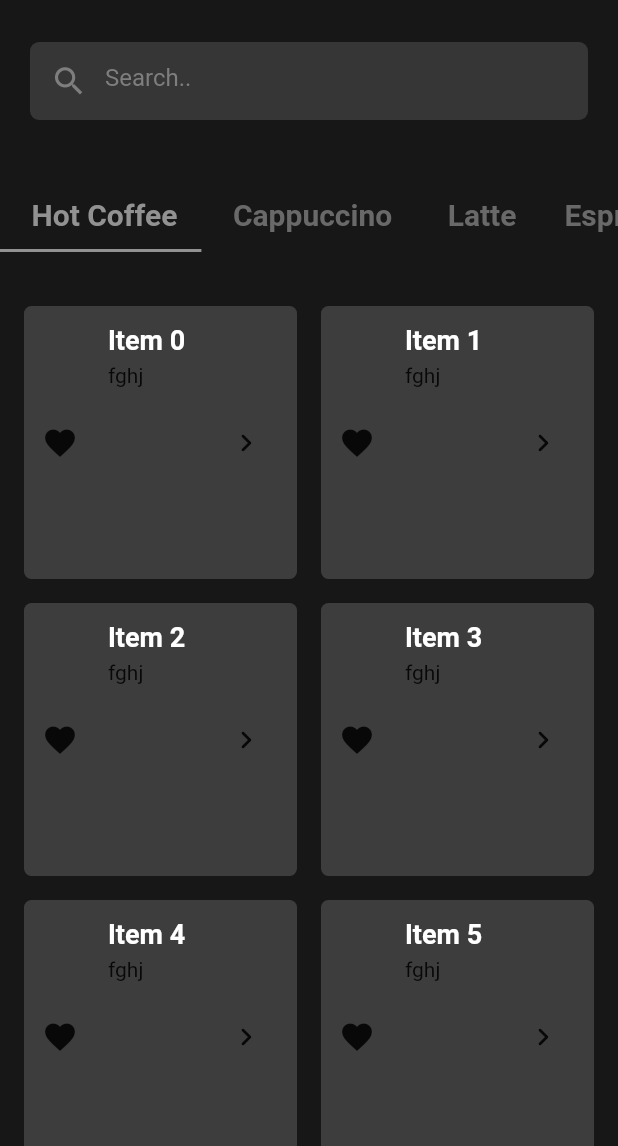
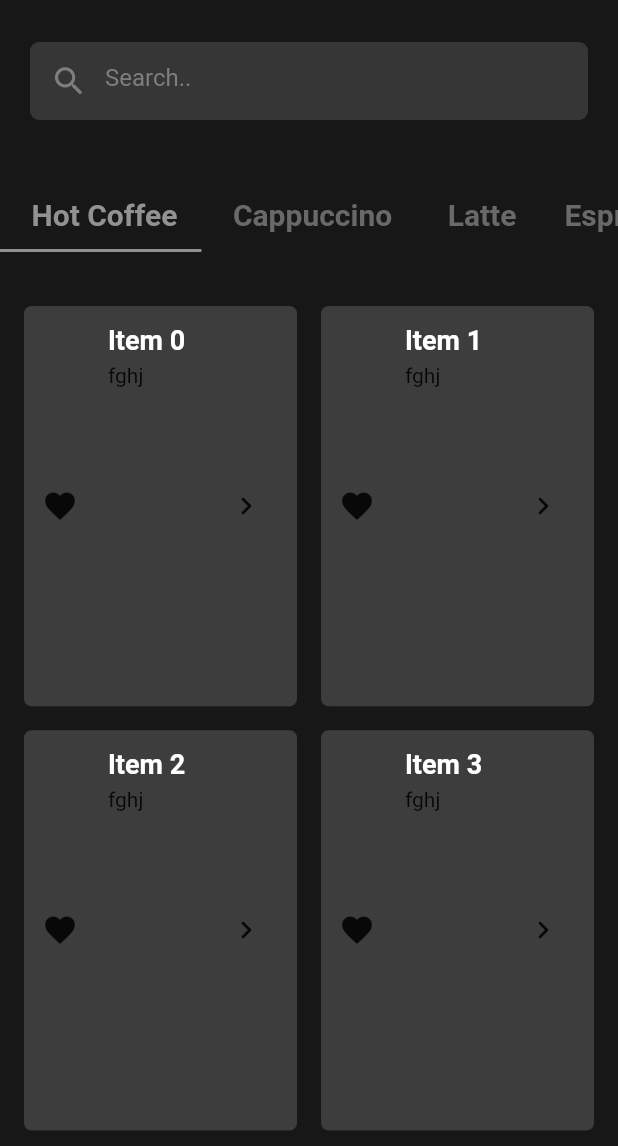
Before and after one commit to bimbo-ade/MyCoffee, a Flutter app: the HomeScreen screen opened directly, on a phone screen of 412 x 824 dp, the part 90-1236 px from its top. Run offline on Flutter 3.47's test engine with Material 2 defaults, Android fonts, the phone set to English and light mode, and no system bars.

Commit message:
increased height of grid

```diff
--- a/lib/menu_list.dart
+++ b/lib/menu_list.dart
@@ -8,7 +8,8 @@ class MenuList extends StatelessWidget {
   Widget build(BuildContext context) {
     return GridView.builder(
       gridDelegate: const SliverGridDelegateWithFixedCrossAxisCount(
-        crossAxisCount: 2, // Number of columns
+        crossAxisCount: 2,
+        childAspectRatio: 0.7,
       ),
       padding: const EdgeInsets.all(8),
       itemCount: items.length,
```
